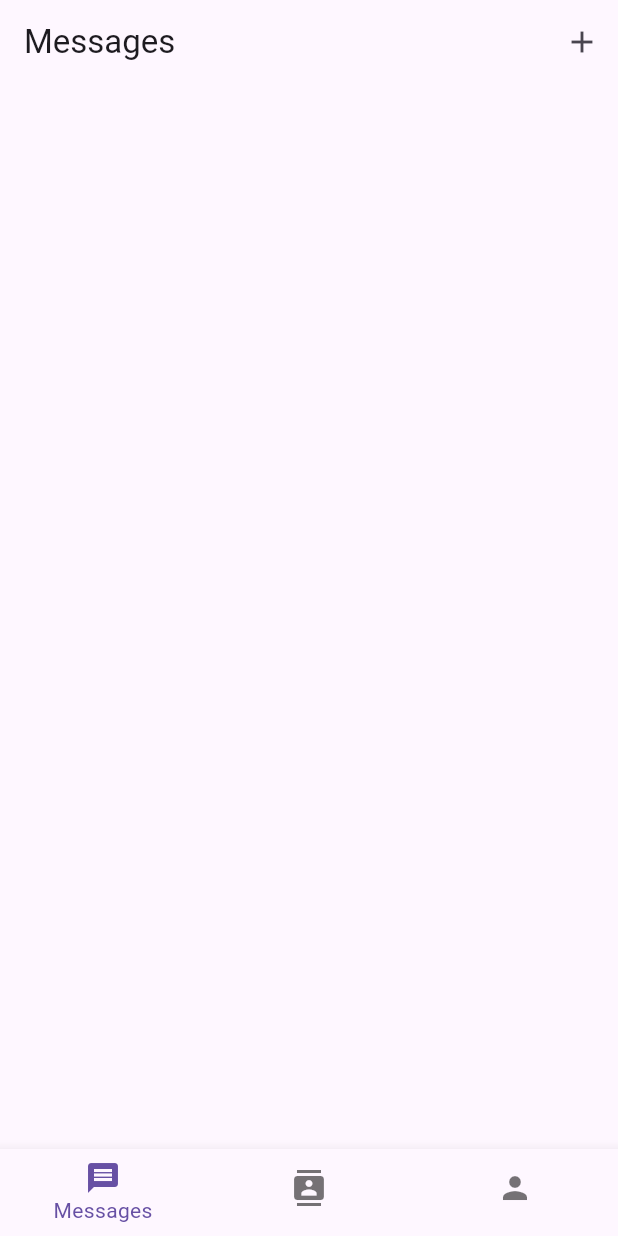
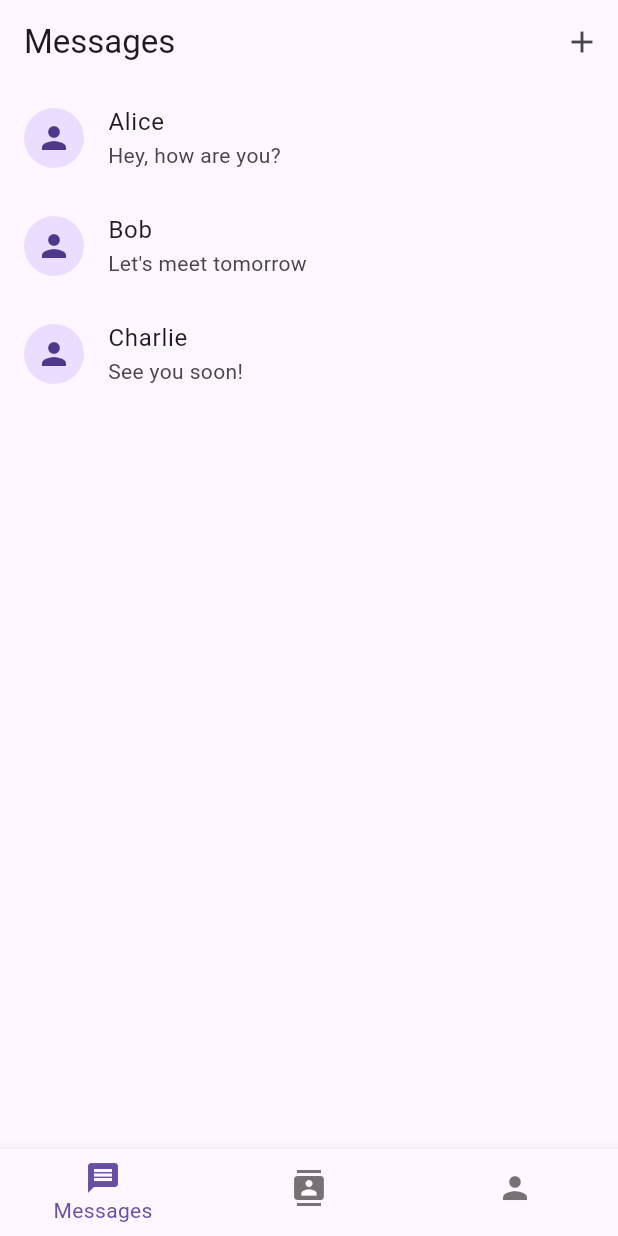
Before and after one commit to GaryXian/Flutter-Real-time-Messaging-and-Video-calls-Application, a Flutter app: the screen it shows once a user with an empty profile is signed in, on a phone screen of 412 x 824 dp. Run offline on Flutter 3.47's test engine with Material 3 defaults, Android fonts, the light colour scheme and no system bars; our stand-ins replace cloud_firestore, file_picker, firebase_auth, firebase_core, firebase_storage, image_picker; accounts and stored records are empty.

Commit message:
merging ui with some function

```diff
--- a/lib/main_screens/messages_screen.dart
+++ b/lib/main_screens/messages_screen.dart
@@ -1,4 +1,6 @@
 import 'package:flutter/material.dart';
+import '../screens/chat_screen.dart';
+import '../screens/chat_screen.dart';
 
 class MessagesScreen extends StatefulWidget {
   const MessagesScreen({super.key});
@@ -8,18 +10,44 @@ class MessagesScreen extends StatefulWidget {
 }
 
 class _MessagesScreenState extends State<MessagesScreen> {
+  final List<Map<String, String>> dummyConversations = [
+    {'name': 'Alice', 'lastMessage': 'Hey, how are you?'},
+    {'name': 'Bob', 'lastMessage': 'Let\'s meet tomorrow'},
+    {'name': 'Charlie', 'lastMessage': 'See you soon!'},
+  ];
+
+  void _openChatRoom(BuildContext context, String contactName) {
+    Navigator.of(context).push(
+      MaterialPageRoute(
+        builder:
+            (ctx) => ChatScreen(
+              receiverId: 'sampleReceiverId',
+              conversationId: 'sampleConversationId',
+            ),
+      ),
+    );
+  }
+
   @override
   Widget build(BuildContext context) {
     return Scaffold(
       appBar: AppBar(
         elevation: 0,
-        title: Text('Messages'),
-        automaticallyImplyLeading: false,
-        actions: [
-          IconButton(
-            onPressed: () {},
-            icon: Icon(Icons.add))
-        ],
+        title: const Text('Messages'),
+        automaticallyImplyLeading: true, // back button if needed
+        actions: [IconButton(onPressed: () {}, icon: const Icon(Icons.add))],
+      ),
+      body: ListView.builder(
+        itemCount: dummyConversations.length,
+        itemBuilder: (ctx, index) {
+          final convo = dummyConversations[index];
+          return ListTile(
+            leading: const CircleAvatar(child: Icon(Icons.person)),
+            title: Text(convo['name'] ?? ''),
+            subtitle: Text(convo['lastMessage'] ?? ''),
+            onTap: () => _openChatRoom(context, convo['name'] ?? ''),
+          );
+        },
       ),
     );
   }
--- a/lib/screens/chat_screen.dart
+++ b/lib/screens/chat_screen.dart
@@ -7,7 +7,7 @@ import '../widgets/message_input.dart';
 import 'login_screen.dart';
 
 class ChatScreen extends StatelessWidget {
-  const ChatScreen({super.key});
+  const ChatScreen({super.key, required String receiverId, required String conversationId});
 
   void _logout(BuildContext context) async {
     final confirm = await showDialog<bool>(
--- a/lib/screens/login_screen.dart
+++ b/lib/screens/login_screen.dart
@@ -119,3 +119,4 @@ class _LoginScreenState extends State<LoginScreen> {
     );
   }
 }
+//git pull origin main
```
